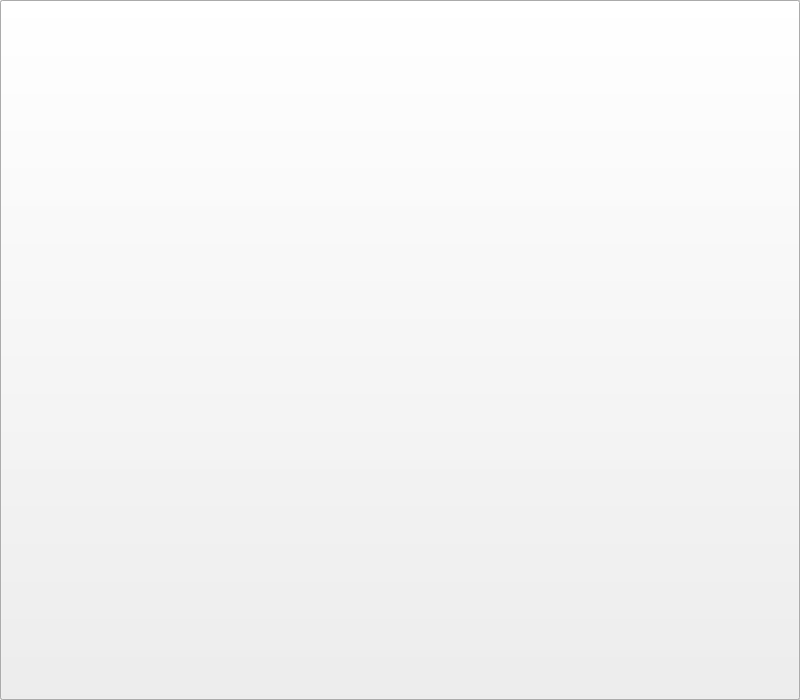
First picture: the form in startleveldialogue.ui, repository markusbuck/history-game, before the edit.
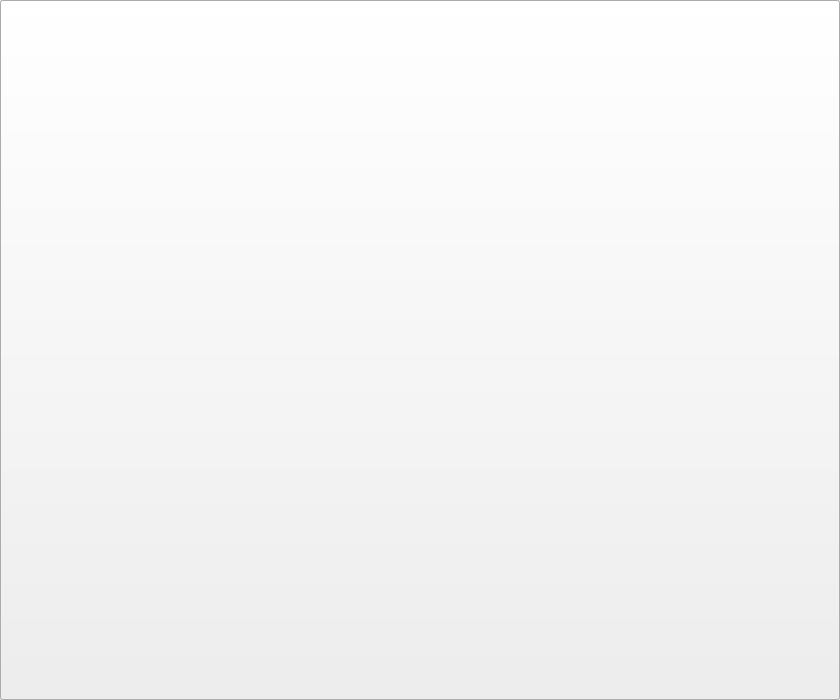
Second picture: the form after the edit.

Commit message: Cleaned up context and fun facts.

The edit to the form file:
```diff
--- a/startleveldialogue.ui
+++ b/startleveldialogue.ui
@@ -6,7 +6,7 @@
    <rect>
     <x>0</x>
     <y>0</y>
-    <width>800</width>
+    <width>840</width>
     <height>700</height>
    </rect>
   </property>
@@ -18,7 +18,7 @@
     <rect>
      <x>0</x>
      <y>0</y>
-     <width>801</width>
+     <width>840</width>
      <height>200</height>
     </rect>
    </property>
@@ -39,7 +39,7 @@
     <rect>
      <x>0</x>
      <y>200</y>
-     <width>801</width>
+     <width>840</width>
      <height>301</height>
     </rect>
    </property>
@@ -60,7 +60,7 @@
     <rect>
      <x>0</x>
      <y>0</y>
-     <width>800</width>
+     <width>840</width>
      <height>700</height>
     </rect>
    </property>
@@ -79,7 +79,7 @@
     <rect>
      <x>0</x>
      <y>500</y>
-     <width>801</width>
+     <width>840</width>
      <height>200</height>
     </rect>
    </property>
```
The commit also changes 1 other file.
